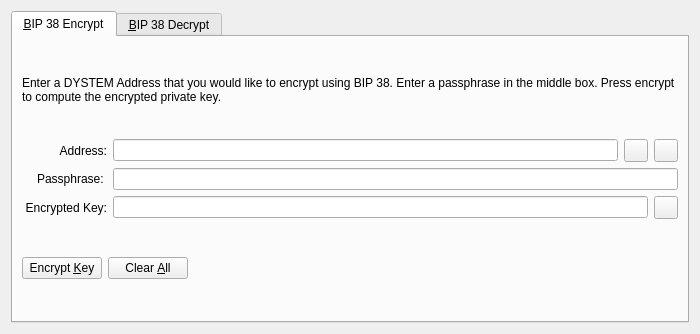
Old version of the form src/qt/forms/bip38tooldialog.ui in the repository camenlx/dystem-core.
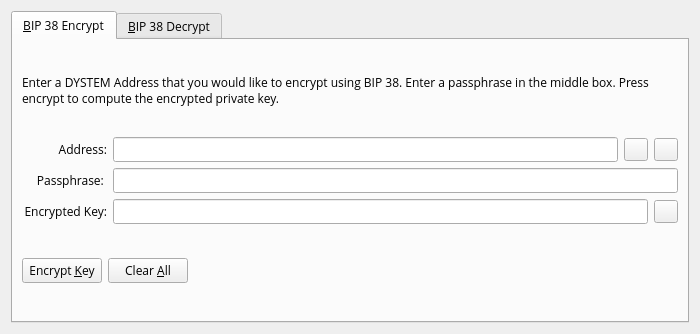
New version of the form. The open tabs and pages were chosen to show the change. Icons and pictures are not drawn. Custom widgets are drawn as their Qt base class.

What changed in the file:
```diff
--- a/src/qt/forms/bip38tooldialog.ui
+++ b/src/qt/forms/bip38tooldialog.ui
@@ -19,6 +19,11 @@
   <layout class="QVBoxLayout" name="verticalLayout">
    <item>
     <widget class="QTabWidget" name="tabWidget">
+     <property name="font">
+      <font>
+       <family>Open Sans</family>
+      </font>
+     </property>
      <property name="currentIndex">
       <number>1</number>
      </property>
@@ -29,6 +34,11 @@
       <layout class="QVBoxLayout" name="verticalLayout_SM">
        <item>
         <widget class="QLabel" name="infoLabel_ENC">
+         <property name="font">
+          <font>
+           <family>Open Sans</family>
+          </font>
+         </property>
          <property name="text">
           <string>Enter a DYSTEM Address that you would like to encrypt using BIP 38. Enter a passphrase in the middle box. Press encrypt to compute the encrypted private key.</string>
          </property>
@@ -53,6 +63,11 @@
              <height>0</height>
             </size>
            </property>
+           <property name="font">
+            <font>
+             <family>Open Sans</family>
+            </font>
+           </property>
            <property name="text">
             <string>Address:</string>
            </property>
@@ -60,6 +75,11 @@
          </item>
          <item>
           <widget class="QValidatedLineEdit" name="addressIn_ENC">
+           <property name="font">
+            <font>
+             <family>Open Sans</family>
+            </font>
+           </property>
            <property name="toolTip">
             <string>The DYSTEM address to encrypt</string>
            </property>
@@ -114,6 +134,11 @@
              <height>0</height>
             </size>
            </property>
+           <property name="font">
+            <font>
+             <family>Open Sans</family>
+            </font>
+           </property>
            <property name="text">
             <string>Passphrase: </string>
            </property>
@@ -121,6 +146,11 @@
          </item>
          <item>
           <widget class="QLineEdit" name="passphraseIn_ENC">
+           <property name="font">
+            <font>
+             <family>Open Sans</family>
+            </font>
+           </property>
            <property name="echoMode">
             <enum>QLineEdit::Password</enum>
            </property>
@@ -141,6 +171,11 @@
              <height>0</height>
             </size>
            </property>
+           <property name="font">
+            <font>
+             <family>Open Sans</family>
+            </font>
+           </property>
            <property name="text">
             <string>Encrypted Key:</string>
            </property>
@@ -153,6 +188,7 @@
           <widget class="QLineEdit" name="encryptedKeyOut_ENC">
            <property name="font">
             <font>
+             <family>Open Sans</family>
              <italic>true</italic>
             </font>
            </property>
@@ -181,6 +217,11 @@
         <layout class="QHBoxLayout" name="horizontalLayout_3_ENC">
          <item>
           <widget class="QPushButton" name="encryptKeyButton_ENC">
+           <property name="font">
+            <font>
+             <family>Open Sans</family>
+            </font>
+           </property>
            <property name="toolTip">
             <string>Encrypt the private key for this DYSTEM address</string>
            </property>
@@ -198,6 +239,11 @@
          </item>
          <item>
           <widget class="QPushButton" name="clearButton_ENC">
+           <property name="font">
+            <font>
+             <family>Open Sans</family>
+            </font>
+           </property>
            <property name="toolTip">
             <string>Reset all fields</string>
            </property>
```
Left out of the diff: 32 changed lines with no effect on the pictures.
